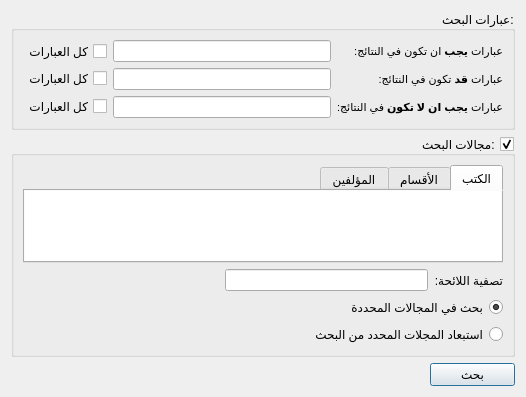
boussouira/albahhet, file shamelasearchwidget.ui: the form before one commit.
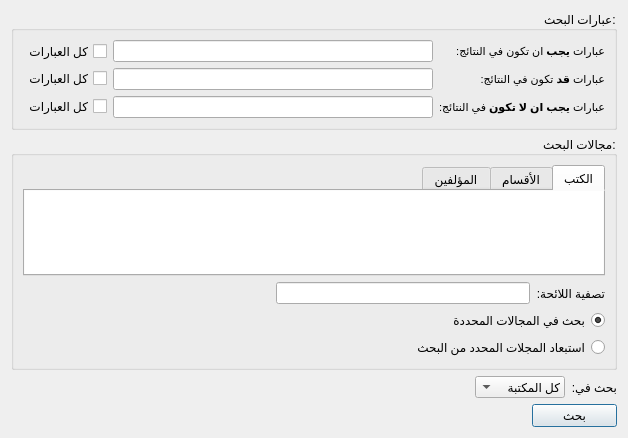
The form after the commit. Icons and pictures are not drawn. Custom widgets are drawn as their Qt base class.

Commit message: Clear way to search with the filter or not

What changed in the file:
```diff
--- a/shamelasearchwidget.ui
+++ b/shamelasearchwidget.ui
@@ -6,8 +6,8 @@
    <rect>
     <x>0</x>
     <y>0</y>
-    <width>526</width>
-    <height>371</height>
+    <width>628</width>
+    <height>438</height>
    </rect>
   </property>
   <property name="windowTitle">
@@ -125,11 +125,8 @@
      <property name="title">
       <string>مجالات البحث:</string>
      </property>
-     <property name="checkable">
-      <bool>true</bool>
-     </property>
      <property name="checked">
-      <bool>true</bool>
+      <bool>false</bool>
      </property>
      <layout class="QVBoxLayout" name="verticalLayout">
       <item>
@@ -280,6 +277,44 @@
      </layout>
     </widget>
    </item>
+   <item>
+    <layout class="QHBoxLayout" name="horizontalLayout_2">
+     <item>
+      <widget class="QLabel" name="label_5">
+       <property name="text">
+        <string>بحث في:</string>
+       </property>
+      </widget>
+     </item>
+     <item>
+      <widget class="QComboBox" name="comboBox">
+       <item>
+        <property name="text">
+         <string>كل المكتبة</string>
+        </property>
+       </item>
+       <item>
+        <property name="text">
+         <string>مجال البحث</string>
+        </property>
+       </item>
+      </widget>
+     </item>
+     <item>
+      <spacer name="horizontalSpacer_2">
+       <property name="orientation">
+        <enum>Qt::Horizontal</enum>
+       </property>
+       <property name="sizeHint" stdset="0">
+        <size>
+         <width>40</width>
+         <height>20</height>
+        </size>
+       </property>
+      </spacer>
+     </item>
+    </layout>
+   </item>
    <item>
     <widget class="QPushButton" name="pushSearch">
      <property name="sizePolicy">
```
The commit also changes 2 other files.
